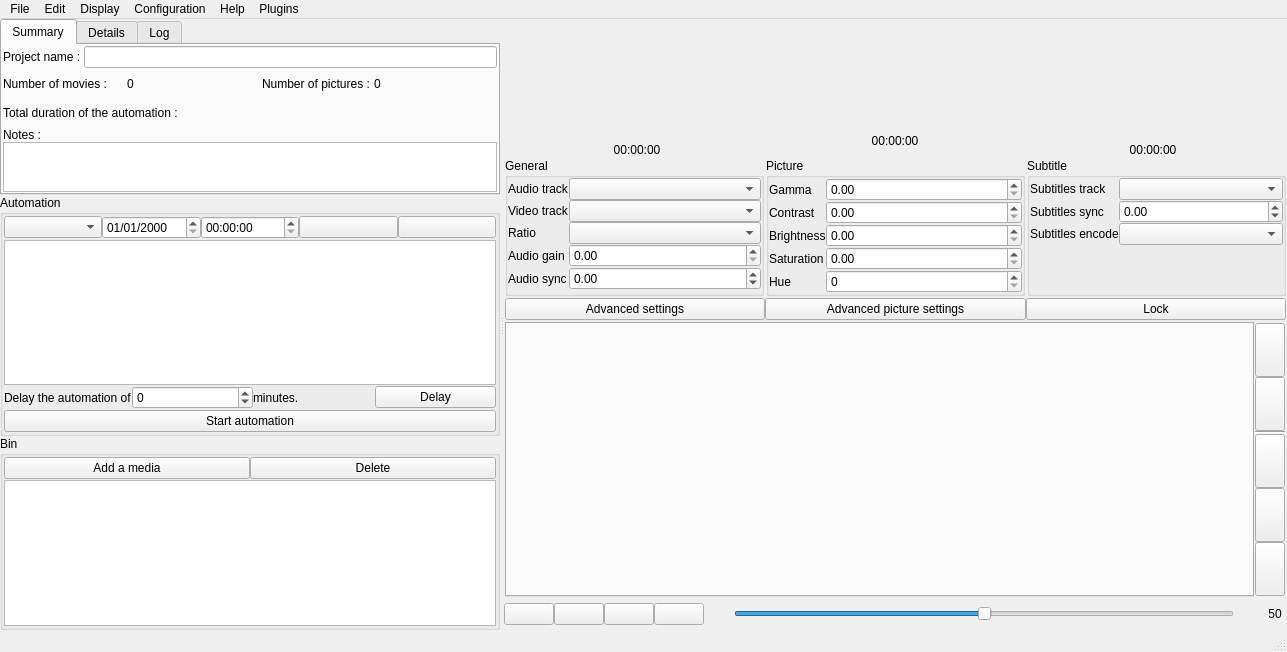
The window that src/mainwindow.ui (cinemaouvert/OPP) describes before a commit, drawn with Qt 5.
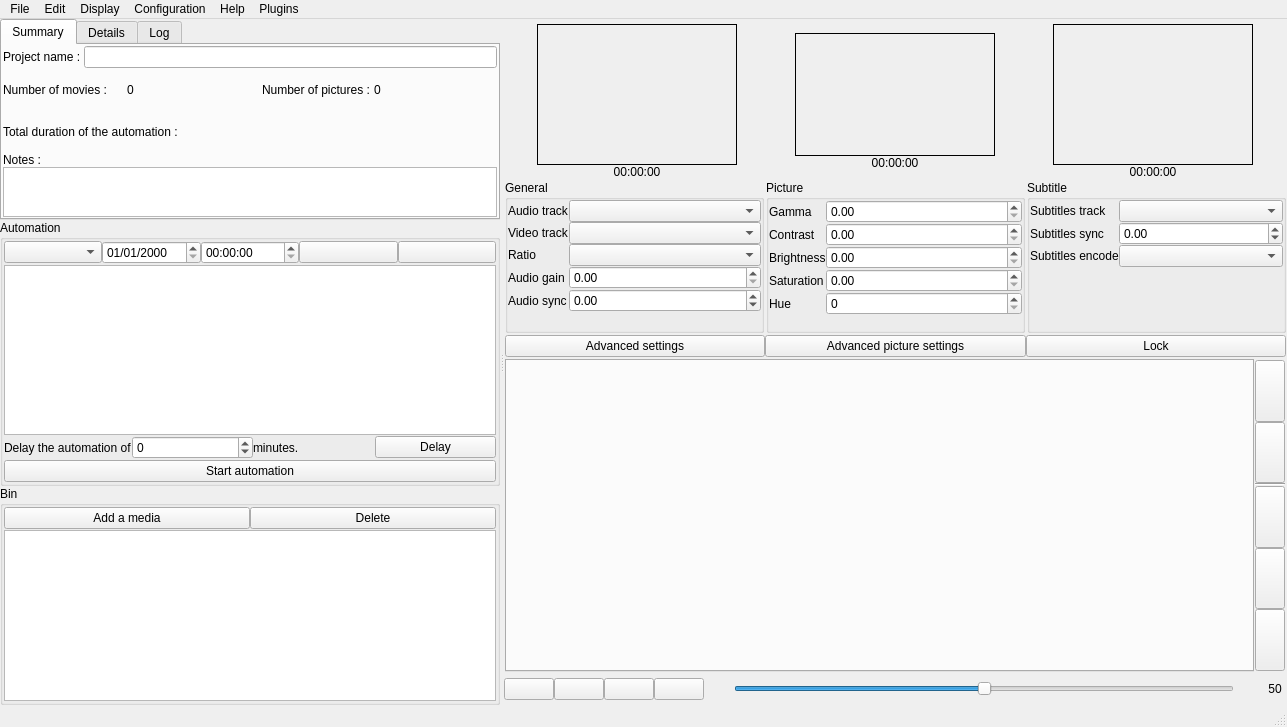
The same window after the commit. The open tabs and pages were chosen to show the change. Icons and pictures are not drawn. Custom widgets are drawn as their Qt base class.

```diff
--- a/src/mainwindow.ui
+++ b/src/mainwindow.ui
@@ -7,7 +7,7 @@
     <x>0</x>
     <y>0</y>
     <width>1287</width>
-    <height>652</height>
+    <height>727</height>
    </rect>
   </property>
   <property name="windowTitle">
@@ -505,6 +505,9 @@
                       <height>200</height>
                      </size>
                     </property>
+                    <property name="frameShape">
+                     <enum>QFrame::Box</enum>
+                    </property>
                     <property name="text">
                      <string/>
                     </property>
@@ -515,6 +518,9 @@
                   </item>
                   <item row="1" column="0">
                    <widget class="QLabel" name="labelBefore">
+                    <property name="frameShape">
+                     <enum>QFrame::NoFrame</enum>
+                    </property>
                     <property name="text">
                      <string>00:00:00</string>
                     </property>
@@ -678,6 +684,9 @@
                           <height>200</height>
                          </size>
                         </property>
+                        <property name="frameShape">
+                         <enum>QFrame::Box</enum>
+                        </property>
                         <property name="text">
                          <string/>
                         </property>
@@ -688,6 +697,9 @@
                       </item>
                       <item row="1" column="0">
                        <widget class="QLabel" name="label_none">
+                        <property name="frameShape">
+                         <enum>QFrame::NoFrame</enum>
+                        </property>
                         <property name="text">
                          <string>00:00:00</string>
                         </property>
@@ -712,6 +724,9 @@
                   </property>
                   <item row="1" column="0">
                    <widget class="QLabel" name="labelAfter">
+                    <property name="frameShape">
+                     <enum>QFrame::NoFrame</enum>
+                    </property>
                     <property name="text">
                      <string>00:00:00</string>
                     </property>
@@ -734,6 +749,9 @@
                       <height>200</height>
                      </size>
                     </property>
+                    <property name="frameShape">
+                     <enum>QFrame::Box</enum>
+                    </property>
                     <property name="text">
                      <string/>
                     </property>
```
Left out of the diff: 7 changed lines with no effect on the pictures.
